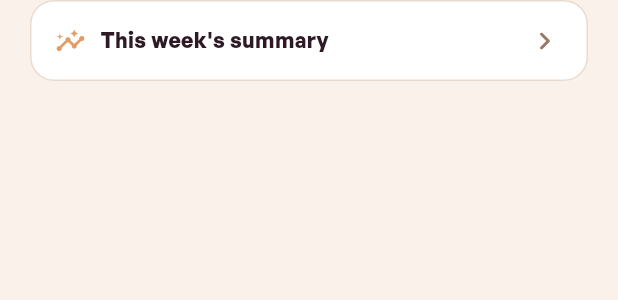
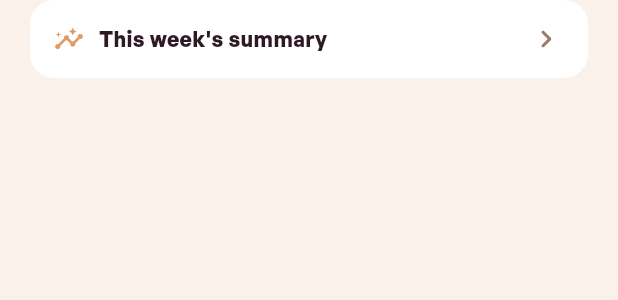
Before and after one commit to shravan-vasala/Sthira-Without-Mitra, a Flutter app: the _WeeklySummaryLink widget shown alone on an empty page, opened directly, on a phone screen of 412 x 824 dp. Shown: the top 300 px of the screen. Run offline on Flutter 3.47's test engine with Material 3 defaults, Android fonts, the phone set to English and light mode, and no system bars; our stand-ins replace cached_network_image, cloud_firestore, confetti, connectivity_plus, csv, file_picker and 21 more; missing offline and left inert: encrypt, googleai_dart, health, home_widget, pointycastle; accounts and stored records are empty; generated files the repository leaves out were written again; project files that could hold a hidden picture were left out.

Commit message:
style: Remove border from This week's summary tile to match Sthira aesthetics

```diff
--- a/lib/screens/home/home_screen.dart
+++ b/lib/screens/home/home_screen.dart
@@ -356,7 +356,6 @@ class _WeeklySummaryLink extends StatelessWidget {
           decoration: BoxDecoration(
             color: context.colors.card,
             borderRadius: BorderRadius.circular(16),
-            border: Border.all(color: context.colors.border),
           ),
           child: Row(
             children: [
```
